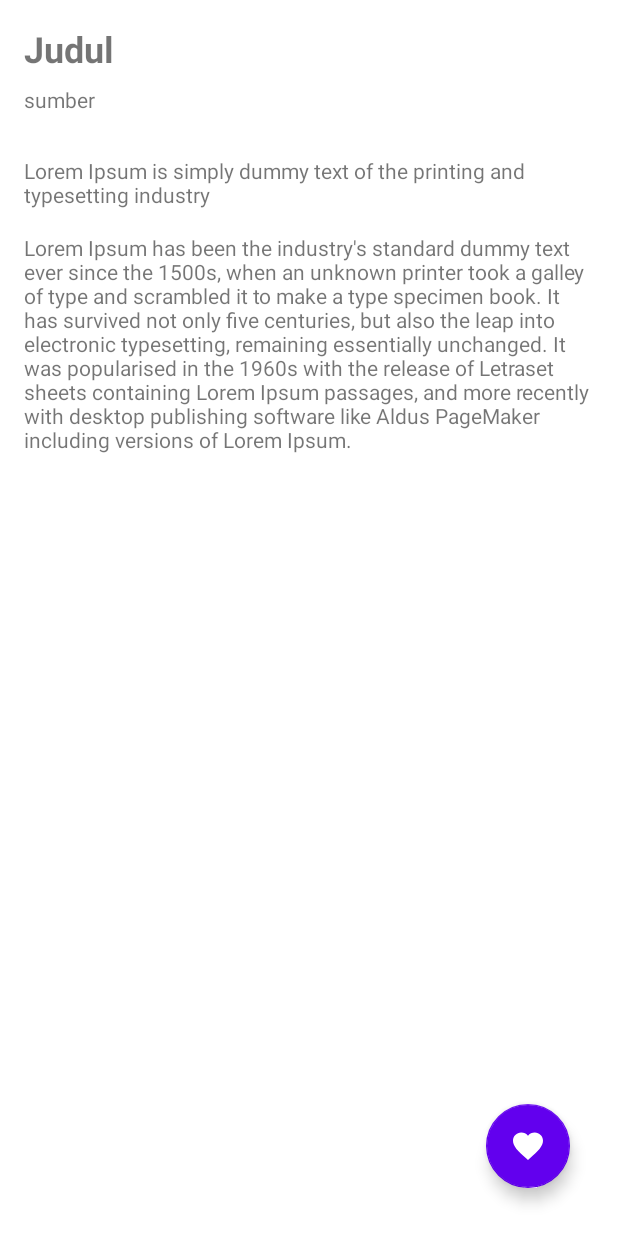
After one commit to bennyfajri/Android-BeritaApp, an Android app: the layout activity_detail.xml on its own in the app's theme, with its tools: preview values and no code run, on a phone screen of 412 x 824 dp. The commit adds this screen. Run offline under Robolectric (Android 15) with nearby library versions, the phone set to English and light mode, and no system bars; network calls fail.

Commit message:
change from webview to activity

```diff
--- a/app/build.gradle
+++ b/app/build.gradle
@@ -78,5 +78,8 @@ dependencies {
     implementation 'com.github.bumptech.glide:glide:4.11.0'
     kapt 'com.github.bumptech.glide:compiler:4.11.0'
 
+    //swipe refresh
+    implementation 'androidx.swiperefreshlayout:swiperefreshlayout:1.1.0'
+
 
 }
--- a/app/src/main/AndroidManifest.xml
+++ b/app/src/main/AndroidManifest.xml
@@ -2,7 +2,7 @@
 <manifest xmlns:android="http://schemas.android.com/apk/res/android"
     package="com.example.beritaapp">
 
-    <uses-permission android:name="android.permission.INTERNET"/>
+    <uses-permission android:name="android.permission.INTERNET" />
 
     <application
         android:allowBackup="true"
@@ -11,6 +11,7 @@
         android:roundIcon="@mipmap/ic_launcher_round"
         android:supportsRtl="true"
         android:theme="@style/Theme.BeritaApp">
+        <activity android:name=".ui.DetailActivity"></activity>
         <activity android:name=".ui.MainActivity">
             <intent-filter>
                 <action android:name="android.intent.action.MAIN" />
--- a/app/src/main/java/com/example/beritaapp/ui/fragments/ArticleFragment.kt
+++ b/app/src/main/java/com/example/beritaapp/ui/fragments/ArticleFragment.kt
@@ -1,17 +1,11 @@
 package com.example.beritaapp.ui.fragments
 
 import android.os.Bundle
-import android.view.LayoutInflater
 import android.view.View
-import android.view.ViewGroup
-import android.webkit.WebView
-import android.webkit.WebViewClient
 import androidx.fragment.app.Fragment
-import androidx.navigation.fragment.navArgs
 import com.example.beritaapp.R
 import com.example.beritaapp.ui.MainActivity
 import com.example.beritaapp.ui.NewsViewModel
-import kotlinx.android.synthetic.main.fragment_article.*
 
 class ArticleFragment : Fragment(R.layout.fragment_bookmarks) {
 
--- /dev/null
+++ b/app/src/main/res/layout/activity_detail.xml
@@ -0,0 +1,74 @@
+<?xml version="1.0" encoding="utf-8"?>
+<androidx.coordinatorlayout.widget.CoordinatorLayout
+    xmlns:android="http://schemas.android.com/apk/res/android"
+    xmlns:app="http://schemas.android.com/apk/res-auto"
+    xmlns:tools="http://schemas.android.com/tools"
+    android:layout_width="match_parent"
+    android:layout_height="match_parent"
+    tools:context=".ui.DetailActivity"
+    android:orientation="vertical">
+
+    <ScrollView
+        android:layout_width="match_parent"
+        android:layout_height="wrap_content">
+        <LinearLayout
+            android:layout_width="match_parent"
+            android:layout_height="wrap_content"
+            android:orientation="vertical"
+            android:padding="16dp">
+
+            <ImageView
+                android:id="@+id/ivArticleImage"
+                android:layout_width="match_parent"
+                android:layout_height="wrap_content"
+                tools:background="@android:color/darker_gray"/>
+
+            <TextView
+                android:id="@+id/tvTitle"
+                android:layout_width="wrap_content"
+                android:layout_height="wrap_content"
+                android:textSize="24sp"
+                tools:text="Judul"
+                android:textStyle="bold"/>
+
+            <TextView
+                android:id="@+id/tvSource"
+                android:layout_width="wrap_content"
+                android:layout_height="wrap_content"
+                tools:text="sumber"
+                android:layout_marginTop="8dp"
+                android:layout_marginBottom="28dp" />
+
+            <TextView
+                android:id="@+id/tvDetail"
+                android:layout_width="wrap_content"
+                android:layout_height="wrap_content"
+                tools:text="Lorem Ipsum is simply dummy text of the printing and typesetting industry"
+                android:layout_marginBottom="16dp"/>
+
+            <TextView
+                android:id="@+id/tvContent"
+                android:layout_width="wrap_content"
+                android:layout_height="wrap_content"
+                tools:text="Lorem Ipsum has been the industry's standard dummy text ever since the 1500s, when an unknown printer took a galley of type and scrambled it to make a type specimen book. It has survived not only five centuries, but also the leap into electronic typesetting, remaining essentially unchanged. It was popularised in the 1960s with the release of Letraset sheets containing Lorem Ipsum passages, and more recently with desktop publishing software like Aldus PageMaker including versions of Lorem Ipsum."/>
+
+        </LinearLayout>
+
+    </ScrollView>
+
+    <com.google.android.material.floatingactionbutton.FloatingActionButton
+        android:id="@+id/fab"
+        android:layout_width="wrap_content"
+        android:layout_height="wrap_content"
+        android:layout_marginEnd="32dp"
+        android:layout_marginBottom="32dp"
+        android:src="@drawable/ic_favorite"
+        app:fabSize="normal"
+        android:layout_gravity="bottom|end"
+        app:backgroundTint="@color/purple_500"
+        app:layout_constraintBottom_toBottomOf="parent"
+        app:layout_constraintEnd_toEndOf="parent"
+        app:tint="@color/white"/>
+
+
+</androidx.coordinatorlayout.widget.CoordinatorLayout>
```
Also changed, not shown: app/src/main/java/com/example/beritaapp/adapters/Newsadapter.kt (+9 -6 lines), app/src/main/java/com/example/beritaapp/repository/NewsRepository.kt (+7 -0 lines), app/src/main/java/com/example/beritaapp/ui/DetailActivity.kt (added, +65 -0 lines), app/src/main/java/com/example/beritaapp/ui/NewsViewModel.kt (+11 -0 lines), app/src/main/java/com/example/beritaapp/ui/fragments/NewsFragment.kt (+9 -0 lines), app/src/main/res/layout/fragment_news.xml (+9 -1 lines).
